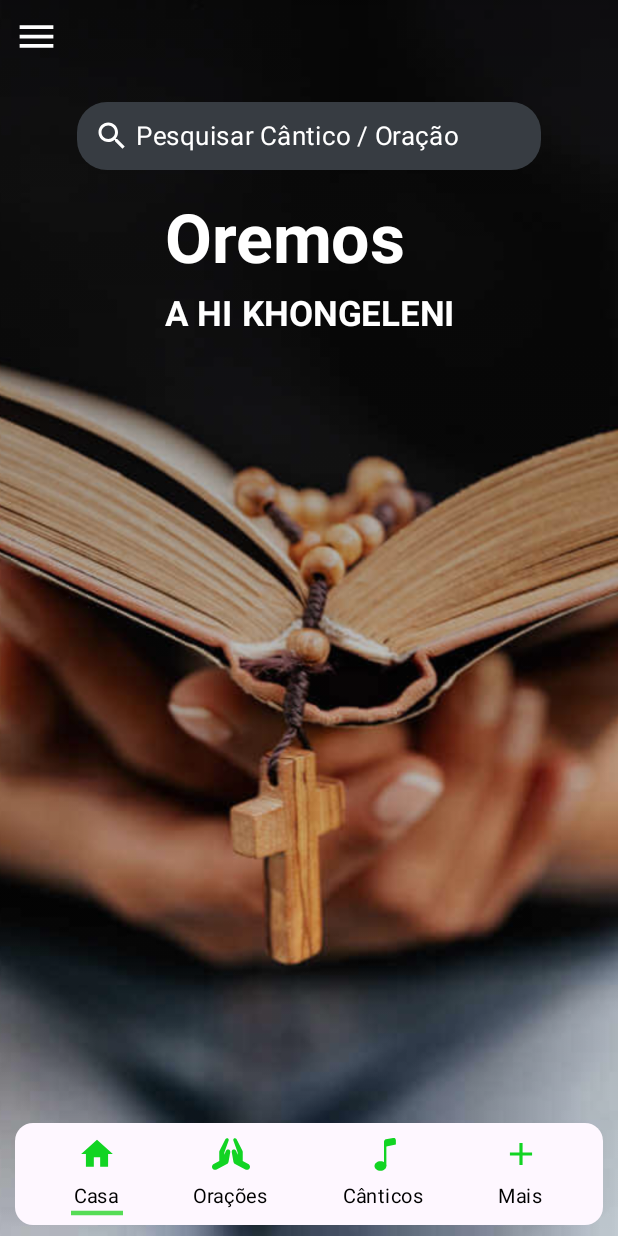
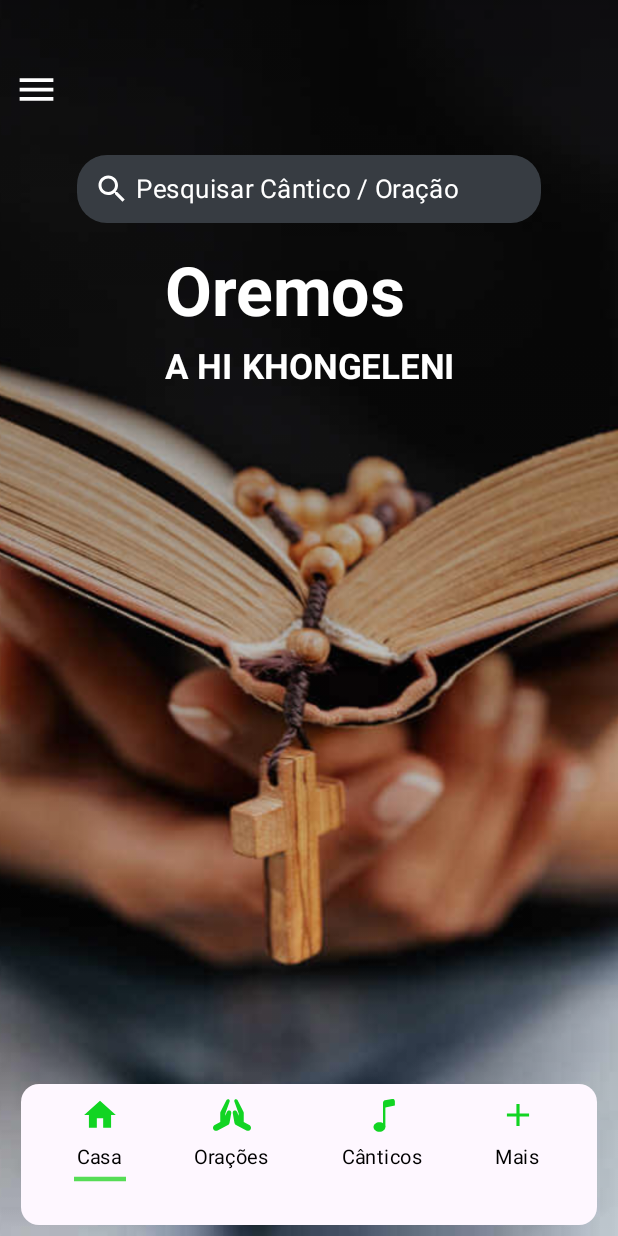
Before and after one commit to samuelsumbane/OremosChanganaPortugues, an Android app built with Jetpack Compose: the screen it shows after launch (MainActivity), on a phone screen of 412 x 824 dp. Run offline under Robolectric (Android 15) with nearby library versions, the phone set to English and light mode, and no system bars.

Commit message:
Customizations for Android 15

```diff
--- a/app/src/main/java/com/samuel/oremoschanganapt/MainActivity.kt
+++ b/app/src/main/java/com/samuel/oremoschanganapt/MainActivity.kt
@@ -1,9 +1,9 @@
 @file:OptIn(ExperimentalPermissionsApi::class)
 package com.samuel.oremoschanganapt
 
+//import com.samuel.oremoschanganapt.view.DataCollection
 import android.os.Build
 import android.os.Bundle
-import android.util.Log
 import androidx.activity.ComponentActivity
 import androidx.activity.compose.setContent
 import androidx.annotation.RequiresApi
@@ -19,6 +19,7 @@ import androidx.compose.runtime.setValue
 import androidx.compose.ui.Modifier
 import androidx.compose.ui.graphics.Color
 import androidx.compose.ui.platform.LocalContext
+import androidx.core.view.WindowCompat
 import androidx.navigation.compose.NavHost
 import androidx.navigation.compose.composable
 import androidx.navigation.compose.rememberNavController
@@ -26,13 +27,14 @@ import com.google.accompanist.permissions.ExperimentalPermissionsApi
 import com.google.accompanist.permissions.isGranted
 import com.google.accompanist.permissions.rememberPermissionState
 import com.samuel.oremoschanganapt.components.LoadingScreen
+import com.samuel.oremoschanganapt.db.data.praysData
 import com.samuel.oremoschanganapt.functionsKotlin.DataCollection
 import com.samuel.oremoschanganapt.functionsKotlin.updateLocale
 import com.samuel.oremoschanganapt.repository.ColorObject
 import com.samuel.oremoschanganapt.repository.Configs
 import com.samuel.oremoschanganapt.repository.Configs.appLocale
+import com.samuel.oremoschanganapt.repository.Configs.thememode
 import com.samuel.oremoschanganapt.ui.theme.OremosChanganaTheme
-//import com.samuel.oremoschanganapt.view.DataCollection
 import com.samuel.oremoschanganapt.view.Home
 import com.samuel.oremoschanganapt.view.SplashWindow
 import com.samuel.oremoschanganapt.view.eachPage
@@ -41,17 +43,15 @@ import com.samuel.oremoschanganapt.view.morepagesPackage.FestasMoveis
 import com.samuel.oremoschanganapt.view.morepagesPackage.Licionario
 import com.samuel.oremoschanganapt.view.morepagesPackage.LovedDataPage
 import com.samuel.oremoschanganapt.view.morepagesPackage.MorePages
+import com.samuel.oremoschanganapt.view.morepagesPackage.Santoral
+import com.samuel.oremoschanganapt.view.morepagesPackage.remindersPages.ConfigureReminder
+import com.samuel.oremoschanganapt.view.morepagesPackage.remindersPages.RemindersPage
 import com.samuel.oremoschanganapt.view.praysPackage.OracoesPage
 import com.samuel.oremoschanganapt.view.settingsPackage.AppearancePage
 import com.samuel.oremoschanganapt.view.sideBar.About
+import com.samuel.oremoschanganapt.view.sideBar.newColorPage
 import com.samuel.oremoschanganapt.view.songsPackage.CanticosAgrupados
 import com.samuel.oremoschanganapt.view.songsPackage.SongsPage
-import com.samuel.oremoschanganapt.db.data.praysData
-import com.samuel.oremoschanganapt.repository.Configs.thememode
-import com.samuel.oremoschanganapt.view.morepagesPackage.Santoral
-import com.samuel.oremoschanganapt.view.morepagesPackage.remindersPages.ConfigureReminder
-import com.samuel.oremoschanganapt.view.morepagesPackage.remindersPages.RemindersPage
-import com.samuel.oremoschanganapt.view.sideBar.newColorPage
 import java.util.Locale
 
 
@@ -61,9 +61,11 @@ class  MainActivity : ComponentActivity() {
     override fun onCreate(savedInstanceState: Bundle?) {
         super.onCreate(savedInstanceState)
         setContent {
+
+            // Enable edge-to-edge (optional, but recommended for consistency)
+            WindowCompat.setDecorFitsSystemWindows(window, false)
+
             val context = LocalContext.current
-//            val reminders by reminderViewModel.reminders.collectAsState()
-            // New
             var fontSize by remember { mutableStateOf("") }
             var themeMode by remember { mutableStateOf("") }
             var themeColor by remember { mutableStateOf(Color.Unspecified) }
--- a/app/src/main/java/com/samuel/oremoschanganapt/components/bottomAppBar.kt
+++ b/app/src/main/java/com/samuel/oremoschanganapt/components/bottomAppBar.kt
@@ -9,11 +9,15 @@ import androidx.compose.foundation.layout.Column
 import androidx.compose.foundation.layout.PaddingValues
 import androidx.compose.foundation.layout.Row
 import androidx.compose.foundation.layout.Spacer
+import androidx.compose.foundation.layout.WindowInsets
+import androidx.compose.foundation.layout.asPaddingValues
 import androidx.compose.foundation.layout.fillMaxSize
 import androidx.compose.foundation.layout.fillMaxWidth
 import androidx.compose.foundation.layout.height
+import androidx.compose.foundation.layout.navigationBarsPadding
 import androidx.compose.foundation.layout.padding
 import androidx.compose.foundation.layout.size
+import androidx.compose.foundation.layout.systemBars
 import androidx.compose.foundation.layout.width
 import androidx.compose.foundation.shape.RoundedCornerShape
 import androidx.compose.material.icons.Icons
@@ -55,7 +59,7 @@ fun SidebarNav(navController: NavController, activePage: String, modifier: Modif
         modifier = if (activePage == "home") modifier else Modifier.padding(0.dp).width(80.dp),
         containerColor = Color.Transparent,
     ) {
-        val bottomBgColor = if (isSystemInDarkTheme()) LightSecondary else DarkSecondary
+        val bottomBgColor = MaterialTheme.colorScheme.background
 
         Card(
             modifier = Modifier
@@ -76,15 +80,22 @@ fun SidebarNav(navController: NavController, activePage: String, modifier: Modif
 }
 
 @Composable
-fun BottomAppBarPrincipal(navController: NavController, activePage: String, iconColorState: String = "Keep") {
+fun BottomAppBarPrincipal(
+    navController: NavController,
+    activePage: String,
+    iconColorState: String = "Keep"
+) {
     BottomAppBar(
         containerColor = Color.Transparent,
-        contentPadding = PaddingValues(0.dp),
-        modifier = Modifier.height(75.dp).fillMaxWidth()
+        modifier = Modifier
+            .height(105.dp)
+            .fillMaxWidth()
+            .navigationBarsPadding()
     ) {
         Card(
             modifier = Modifier
-                .fillMaxSize().height(60.dp)
+                .fillMaxSize()
+                .height(70.dp)
                 .background(Color.Transparent)
                 .padding(10.dp, 0.dp, 10.dp, 7.dp),
             colors = CardDefaults.cardColors(
--- a/app/src/main/java/com/samuel/oremoschanganapt/db/data/PrayData.kt
+++ b/app/src/main/java/com/samuel/oremoschanganapt/db/data/PrayData.kt
@@ -83,9 +83,9 @@ val praysData = listOf(
 
     Pray(37, "Bênção geral", "A usar quando faltar fórmula própria", "- O nosso auxílio …\n OREMOS:\n    Ó Deus, por cuja palavra são santificadas todas as coisas, dignai-Vos derramar a Vossa bênção + sobre esta(s) criatura(s), e concedei que todos aqueles que fizerem uso dela(s), de harmonia com a Vossa Lei e Vontade, no meio de acção de graças, pela invocação do Vosso santíssimo Nome, recebam de Vós a saúde do corpo e a protecção da alma. Por Nosso Senhor Jesus Cristo, na unidade do Espírito Santo.\n - Ámen."),
 
-    Pray(38, title = "Bênção da água\n Fora da celebração da missa", "", " 1085. Segundo um costume muito antigo,\n a água é um dos símbolos que a\n Igreja usa com frequência para abençoar os fiéis.\n A água ritualmente benzida\n evoca nos fiéis o mistério de Cristo,\n que é para nós a plenitude da bênção divina.\n Ele próprio Se apresentou como água viva e\n instituiu para nós o Baptismo,\n sacramento da água,\n como sinal de bênção salvadora.\n\n 1086. A bênção e aspersão da água\n faz-se normalmente ao domingo,\n segundo o rito que vem no Missal Romano 31.\n\n 1087. Quando a bênção da água se faz fora da celebração da Missa, o rito de\n bênção aqui proposto será usado por um sacerdote ou um diácono, os quais,\n observando a estrutura e os elementos principais do rito, podem adaptar a\n celebração às circunstâncias."),
+    Pray(38, title = "Bênção da água\n Fora da celebração da missa", "", " Bendito sejais, Senhor Deus omnipotente, \n que nos abençoastes e renovastes interiormente em Cristo, \n água viva da nossa salvação.\n Concedei que, protegidos com a aspersão ou uso desta água, \n sintamos, pelo poder do Espírito Santo, \n renovada a juventude da alma \n e vivamos sempre a vida nova da graça.\n Por Nosso Senhor.\n\n R. Amen."),
 
-    Pray(39, title = "Bênção dos terços ou rosários", "", " 1183. A bênção de vários rosários (ou terços) convém ser feita numa celebração\n que preceda imediatamente a piedosa recitação do rosário\n com participação do povo.\n\n 1184. Esta bênção em comum pode também ser utilizada oportunamente nas\n festas em memória da Virgem Maria ou em alguma piedosa peregrinação. Podem\n benzer-se os rosários (ou terços) juntamente com outros objectos de devoção e\n piedade, segundo o rito adiante descrito.\n\n 1185. Este rito de bênção pode ser utilizado por um sacerdote ou um diácono,\n que, observando a estrutura e os elementos principais do rito, podem adaptar a\n celebração às circunstâncias do momento e das pessoas.\n\n 1186. Se se trata de benzer apenas um ou poucos rosários, o ministro pode\n utilizar o rito mais breve descrito adiante nos nn. 1202-1206, ou, em circunstâncias\n especiais, apenas a fórmula breve indicada no n. 1207."),
+    Pray(39, title = "Bênção dos terços ou rosários", "", " Bendito seja Deus nosso Pai,\\n que nos concede a graça de recordar e celebrar na fé\\n os mistérios de seu Filho.\\n Ele nos dê a sua bênção,\\n para que, confiando na piedosa recitação do Rosário,\\n nos esforcemos por recordar e conservar em nosso coração\\n as alegrias, as dores e a glória de Jesus,\\n com Maria, sua Mãe.\\n Por Nosso Senhor.\\n\\nR. Amen."),
 
     Pray(40, title = "Bênção dos peregrinos", "", "«Caminhemos à luz do Senhor»\n Escutai, irmãos, as palavras do profeta Isaías\n Nos dias que hão-de vir, o monte do templo do Senhor há-de erguer-se\n no cimo das montanhas e elevar-se-á no alto das colinas. Ali afluirão todas as\n nações, e muitos povos acorrerão, dizendo:\n «Vinde, subamos ao monte do Senhor, ao templo do Deus de Jacob. Ele\n nos ensinará os seus caminhos e nós andaremos pelas suas veredas. De Sião\n há-de vir a lei e de Jerusalém a palavra do Senhor».\n Ele será juiz no meio das nações e árbitro de povos sem número. Con-\n verterão as espadas em relhas de arado e as lanças em foices. Não levantará a\n espada nação contra nação, nem mais se hão-de preparar para a guerra.\n Vinde, ó casa de Jacob, caminhemos à luz do Senhor."),
 
--- a/app/src/main/java/com/samuel/oremoschanganapt/ui/theme/Theme.kt
+++ b/app/src/main/java/com/samuel/oremoschanganapt/ui/theme/Theme.kt
@@ -14,6 +14,7 @@ import androidx.compose.ui.graphics.Color
 import androidx.compose.ui.graphics.toArgb
 import androidx.compose.ui.platform.LocalContext
 import androidx.compose.ui.platform.LocalView
+import androidx.core.view.ViewCompat
 import androidx.core.view.WindowCompat
 
 
@@ -43,15 +44,24 @@ fun OremosChanganaTheme(
     if (!view.isInEditMode) {
         SideEffect {
             val window = (view.context as Activity).window
-            window.statusBarColor = colorScheme.background.toArgb()
-            window.navigationBarColor = colorScheme.background.toArgb()
 
-//            WindowCompat.getInsetsController(window, view).isAppearanceLightStatusBars = !darkTheme
+            WindowCompat.setDecorFitsSystemWindows(window, false)
+            ViewCompat.setOnApplyWindowInsetsListener(view) { v, insets ->
+                // Treat the insets here if necessary (e.g., padding to prevent overlap)
+                insets
+            }
+
+            window.statusBarColor = Color.Transparent.toArgb()
+            window.navigationBarColor = Color.Transparent.toArgb()
+
+            // Set light/dark icons on bars
             val insetsController = WindowCompat.getInsetsController(window, view)
             insetsController.isAppearanceLightStatusBars = !darkTheme
             insetsController.isAppearanceLightNavigationBars = !darkTheme
         }
     }
+    //
+
 
     MaterialTheme(
         colorScheme = colorScheme,
--- a/app/src/main/java/com/samuel/oremoschanganapt/view/home.kt
+++ b/app/src/main/java/com/samuel/oremoschanganapt/view/home.kt
@@ -123,7 +123,9 @@ fun Home(navController: NavController) {
         drawerContent = {
             ModalDrawerSheet(
                 Modifier
-                    .padding(end = 10.dp)
+                    .padding(end = 10.dp, top = 24.dp)
+                    .statusBarsPadding()
+                    .background(Color.Red)
                     .width(if (isPortrait) inVertical.dp else inHorizontal.dp )
             ) {
                 Spacer(modifier = Modifier.height(30.dp))
@@ -201,7 +203,9 @@ fun Home(navController: NavController) {
                         verticalArrangement = Arrangement.SpaceAround,
                         horizontalAlignment = Alignment.CenterHorizontally
                     ) {
-                        Row (Modifier.fillMaxWidth()) {
+                        Row (Modifier.fillMaxWidth()
+                            .padding(top = 35.dp)
+                        ) {
                             IconButton(onClick = { scope.launch { drawerState.open() } }) {
                                 Icon(imageVector = Icons.Default.Menu, contentDescription = "Menu",
                                     tint = Color.White, modifier = Modifier.size(30.dp))
@@ -209,8 +213,6 @@ fun Home(navController: NavController) {
                         }
 
                         Spacer(Modifier.height(20.dp))
-
-//                        val searchBgColor =  Color(0xFF242A2D)
 
                         InputSearch(value = textInputValue, onValueChange = { textInputValue = it },
                             placeholder = stringResource(R.string.search_song_or_pray),
```
Also changed, not shown: app/build.gradle.kts (+8 -8 lines).
